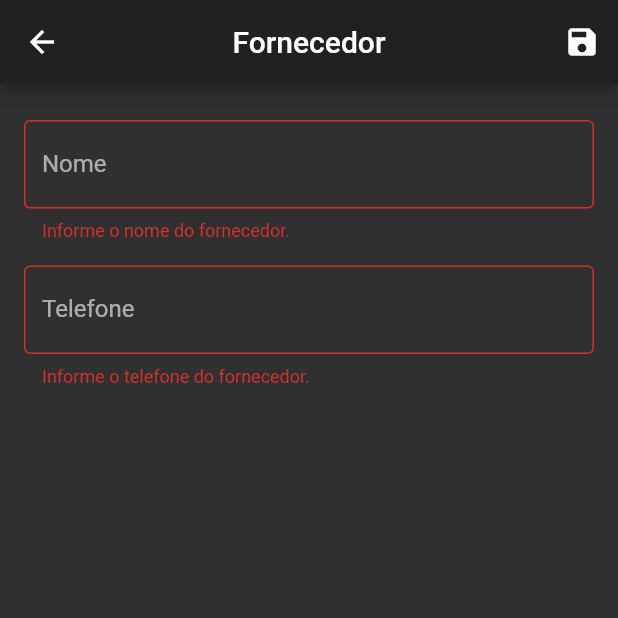
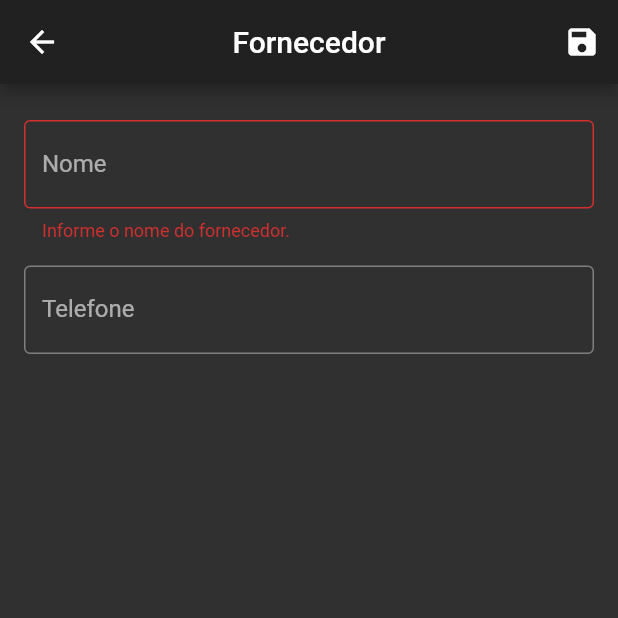
Before and after one commit to 3daysapp/meucaixa-flutter, a Flutter app: the SupplierEditScreen screen opened directly, after a tap on the "save" icon, on a phone screen of 412 x 824 dp, the top half of it. Run offline on Flutter 3.47's test engine with Material 2 defaults, Android fonts, the phone set to English and light mode, and no system bars; our stand-ins replace cloud_firestore, email_validator, firebase_analytics, firebase_auth, firebase_core, firebase_crashlytics and 3 more; accounts and stored records are empty.

Commit message:
-Criado model para o usuario Adicionado propriedade isActive para o fornecedor Alterado a maneira como o firebase lista e deleta os fornecedores Agora, ao deletar, vai apenas mudar a flag isActive para false E vai apenas listar os fornecedores que estao com a flag isActive true

```diff
--- a/lib/models/supplier.dart
+++ b/lib/models/supplier.dart
@@ -5,6 +5,7 @@ class Supplier {
   String id;
   String name;
   String telephone;
+  bool isActive = true;
 
   ///
   ///
@@ -17,7 +18,8 @@ class Supplier {
   Supplier.fromMap(String id, Map<String, dynamic> map)
       : id = id,
         name = map['name'],
-        telephone = map['telephone'];
+        telephone = map['telephone'],
+        isActive = map['isActive'];
 
   ///
   ///
@@ -26,6 +28,7 @@ class Supplier {
     Map<String, dynamic> map = <String, dynamic>{};
     if (name != null) map['name'] = name;
     if (telephone != null) map['telephone'] = telephone;
+    map['isActive'] = isActive;
 
     return map;
   }
--- a/lib/screens/supplier_edit_screen.dart
+++ b/lib/screens/supplier_edit_screen.dart
@@ -91,9 +91,6 @@ class _SupplierEditScreenState extends State<SupplierEditScreen> {
                       counterText: '',
                     ),
                     initialValue: _supplier.telephone,
-                    validator: (String value) => value.isEmpty
-                        ? 'Informe o telefone do fornecedor.'
-                        : null,
                     onSaved: (String value) => _supplier.telephone = value,
                   ),
                 ),
```
Also changed, not shown: lib/models/app_user.dart (added, +32 -0 lines), lib/screens/register_screen.dart (+10 -0 lines), lib/screens/supplier_screen.dart (+12 -1 lines).
